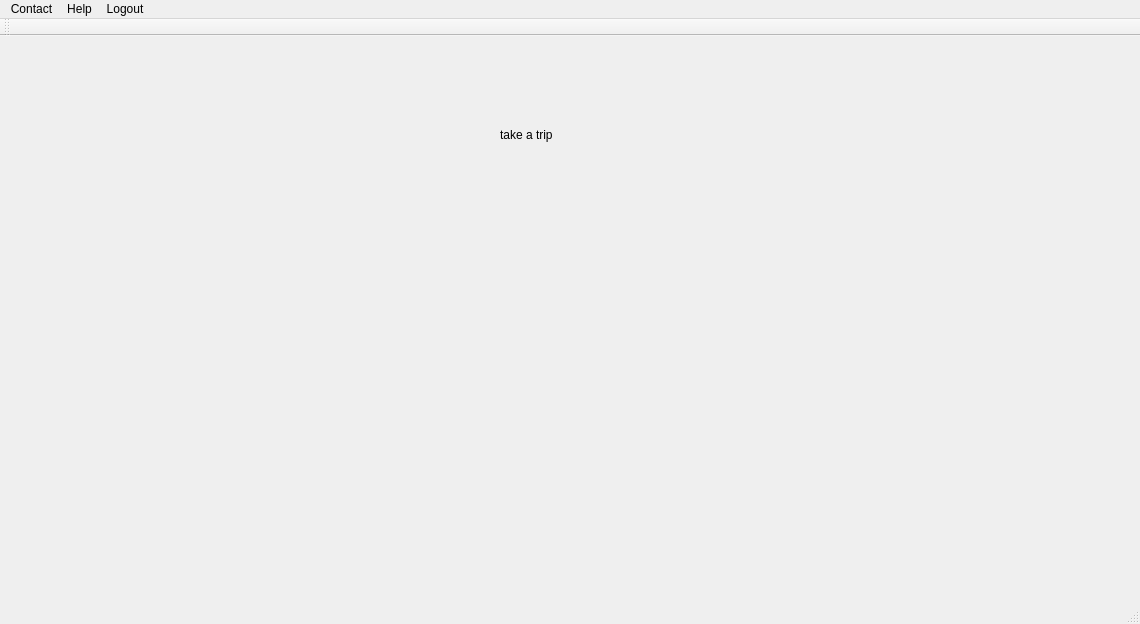
Above: Quick_Eats/mainwindow.ui from akarapetian/Scrum-Team-6---Fast-Food-App before the change. Below: the same form after it.
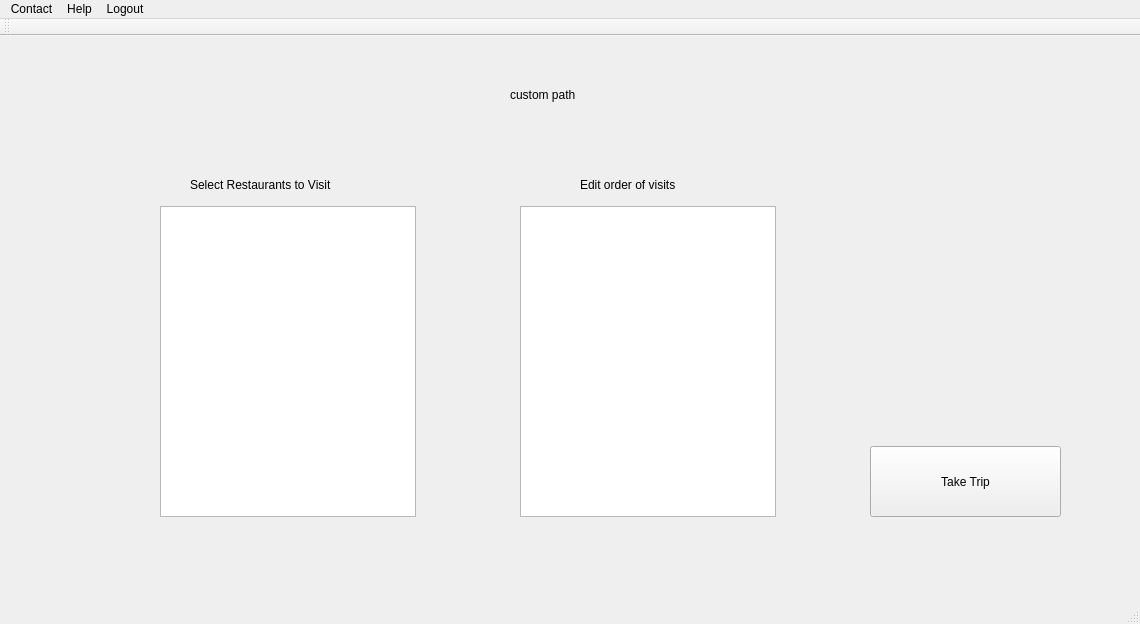
That is the form after the change. The open tabs and pages were chosen to show the change.

Commit message:
Began Taking Trips Functionality
Added the interface to create a custom trip, and populate a queue with the restaurants to visit.
Fixed some bugs with editing menus

```diff
--- a/Quick_Eats/mainwindow.ui
+++ b/Quick_Eats/mainwindow.ui
@@ -185,7 +185,7 @@
        <rect>
         <x>10</x>
         <y>10</y>
-        <width>1101</width>
+        <width>1121</width>
         <height>541</height>
        </rect>
       </property>
@@ -247,18 +247,166 @@
        </widget>
       </widget>
       <widget class="QWidget" name="MWTakeTripPage">
-       <widget class="QLabel" name="label_3">
+       <widget class="QStackedWidget" name="TakeTripStackedWidget">
         <property name="geometry">
          <rect>
-          <x>490</x>
-          <y>80</y>
-          <width>191</width>
-          <height>17</height>
+          <x>20</x>
+          <y>10</y>
+          <width>1101</width>
+          <height>541</height>
          </rect>
         </property>
-        <property name="text">
-         <string>take a trip</string>
+        <property name="currentIndex">
+         <number>3</number>
         </property>
+        <widget class="QWidget" name="determineTripTypePage">
+         <widget class="QLabel" name="header">
+          <property name="geometry">
+           <rect>
+            <x>290</x>
+            <y>50</y>
+            <width>461</width>
+            <height>17</height>
+           </rect>
+          </property>
+          <property name="text">
+           <string>Please Select Which Type of Custom Trip You Would Like to take</string>
+          </property>
+         </widget>
+         <widget class="QPushButton" name="customPathButton">
+          <property name="geometry">
+           <rect>
+            <x>130</x>
+            <y>180</y>
+            <width>321</width>
+            <height>151</height>
+           </rect>
+          </property>
+          <property name="text">
+           <string>Custom Path</string>
+          </property>
+         </widget>
+         <widget class="QPushButton" name="shortestPathButton">
+          <property name="geometry">
+           <rect>
+            <x>580</x>
+            <y>180</y>
+            <width>321</width>
+            <height>151</height>
+           </rect>
+          </property>
+          <property name="text">
+           <string>Shortest Path</string>
+          </property>
+         </widget>
+        </widget>
+        <widget class="QWidget" name="customPathPage">
+         <widget class="QLabel" name="label_3">
+          <property name="geometry">
+           <rect>
+            <x>480</x>
+            <y>30</y>
+            <width>211</width>
+            <height>17</height>
+           </rect>
+          </property>
+          <property name="text">
+           <string>custom path</string>
+          </property>
+         </widget>
+         <widget class="QListWidget" name="customSelectRestaurantListWidget">
+          <property name="geometry">
+           <rect>
+            <x>130</x>
+            <y>150</y>
+            <width>256</width>
+            <height>311</height>
+           </rect>
+          </property>
+         </widget>
+         <widget class="QListWidget" name="customEditRestaurantListWidget">
+          <property name="geometry">
+           <rect>
+            <x>490</x>
+            <y>150</y>
+            <width>256</width>
+            <height>311</height>
+           </rect>
+          </property>
+         </widget>
+         <widget class="QLabel" name="label_15">
+          <property name="geometry">
+           <rect>
+            <x>160</x>
+            <y>120</y>
+            <width>191</width>
+            <height>17</height>
+           </rect>
+          </property>
+          <property name="text">
+           <string>Select Restaurants to Visit</string>
+          </property>
+         </widget>
+         <widget class="QLabel" name="label_16">
+          <property name="geometry">
+           <rect>
+            <x>550</x>
+            <y>120</y>
+            <width>141</width>
+            <height>17</height>
+           </rect>
+          </property>
+          <property name="text">
+           <string>Edit order of visits</string>
+          </property>
+         </widget>
+         <widget class="QPushButton" name="customTakeTripButton">
+          <property name="geometry">
+           <rect>
+            <x>840</x>
+            <y>390</y>
+            <width>191</width>
+            <height>71</height>
+           </rect>
+          </property>
+          <property name="text">
+           <string>Take Trip</string>
+          </property>
+         </widget>
+        </widget>
+        <widget class="QWidget" name="shortestPathPage">
+         <property name="enabled">
+          <bool>true</bool>
+         </property>
+         <widget class="QLabel" name="label_17">
+          <property name="geometry">
+           <rect>
+            <x>490</x>
+            <y>20</y>
+            <width>111</width>
+            <height>17</height>
+           </rect>
+          </property>
+          <property name="text">
+           <string>shortest path</string>
+          </property>
+         </widget>
+        </widget>
+        <widget class="QWidget" name="tripPage">
+         <widget class="QLabel" name="label_13">
+          <property name="geometry">
+           <rect>
+            <x>520</x>
+            <y>30</y>
+            <width>161</width>
+            <height>17</height>
+           </rect>
+          </property>
+          <property name="text">
+           <string>trip</string>
+          </property>
+         </widget>
+        </widget>
        </widget>
       </widget>
       <widget class="QWidget" name="MWMyTripsPage">
```
Left out of the diff: 16 changed lines with no effect on the pictures. The commit also changes 4 other files.
